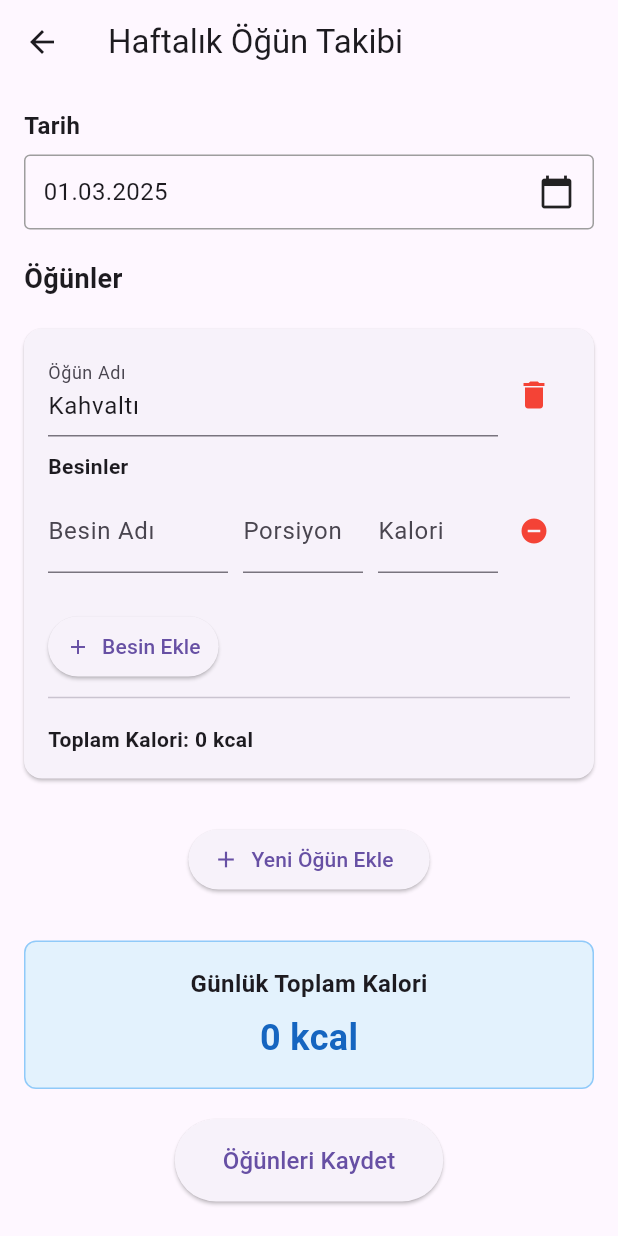
After one commit to oguzhanfatihkucuk/DietApp, a Flutter app: the WeeklyMealFormScreen screen opened directly, on a phone screen of 412 x 824 dp. The commit adds this screen. Run offline on Flutter 3.47's test engine with Material 3 defaults, Android fonts, the light colour scheme and no system bars; our stand-ins replace firebase_auth, firebase_core, firebase_database, shared_preferences; accounts and stored records are empty; generated files the repository leaves out were written again.

Commit message:
Öğün ekleme sayfası olusturuldu.

```diff
--- /dev/null
+++ b/lib/screens/CustomerMealAdd.dart
@@ -0,0 +1,399 @@
+import 'package:flutter/material.dart';
+import 'package:firebase_core/firebase_core.dart';
+import 'package:firebase_database/firebase_database.dart';
+import 'package:intl/intl.dart';
+
+import '../Models/WeeklyMealModel.dart';
+
+
+class WeeklyMealFormScreen extends StatefulWidget {
+  @override
+  _WeeklyMealFormScreenState createState() => _WeeklyMealFormScreenState();
+}
+
+class _WeeklyMealFormScreenState extends State<WeeklyMealFormScreen> {
+  final databaseRef = FirebaseDatabase.instance.ref();
+  final _formKey = GlobalKey<FormState>();
+
+  DateTime selectedDate = DateTime.now();
+
+  // Düzenlenebilir liste - meal state'i tam olarak modele benzetiyoruz
+  List<_EditableMeal> editableMeals = [
+    _EditableMeal(
+        mealName: "Kahvaltı",
+        foods: [_EditableFood(foodName: "", portion: "", calories: 0)]
+    )
+  ];
+
+  String customerID = "QvO2U78xzPZbHTMJd0mouPsZzqA2"; // Örnek kullanıcı ID
+
+  @override
+  Widget build(BuildContext context) {
+    return Scaffold(
+      appBar: AppBar(
+        title: Text('Haftalık Öğün Takibi'),
+      ),
+      body: SingleChildScrollView(
+        padding: EdgeInsets.all(16),
+        child: Form(
+          key: _formKey,
+          child: Column(
+            crossAxisAlignment: CrossAxisAlignment.start,
+            children: [
+              _buildDatePicker(),
+              SizedBox(height: 20),
+              Text(
+                'Öğünler',
+                style: TextStyle(fontSize: 18, fontWeight: FontWeight.bold),
+              ),
+              SizedBox(height: 10),
+              ..._buildMealsList(),
+              SizedBox(height: 20),
+              Center(
+                child: ElevatedButton.icon(
+                  onPressed: _addMeal,
+                  icon: Icon(Icons.add),
+                  label: Text('Yeni Öğün Ekle'),
+                ),
+              ),
+              SizedBox(height: 30),
+              _buildTotalCalories(),
+              SizedBox(height: 20),
+              Center(
+                child: ElevatedButton(
+                  onPressed: _saveMealsToFirebase,
+                  child: Text('Öğünleri Kaydet', style: TextStyle(fontSize: 16)),
+                  style: ElevatedButton.styleFrom(
+                    padding: EdgeInsets.symmetric(horizontal: 32, vertical: 16),
+                  ),
+                ),
+              ),
+            ],
+          ),
+        ),
+      ),
+    );
+  }
+
+  Widget _buildDatePicker() {
+    return Column(
+      crossAxisAlignment: CrossAxisAlignment.start,
+      children: [
+        Text(
+          'Tarih',
+          style: TextStyle(fontSize: 16, fontWeight: FontWeight.bold),
+        ),
+        SizedBox(height: 8),
+        InkWell(
+          onTap: () => _selectDate(context),
+          child: Container(
+            padding: EdgeInsets.symmetric(horizontal: 12, vertical: 12),
+            decoration: BoxDecoration(
+              border: Border.all(color: Colors.grey),
+              borderRadius: BorderRadius.circular(4),
+            ),
+            child: Row(
+              mainAxisAlignment: MainAxisAlignment.spaceBetween,
+              children: [
+                Text(
+                  DateFormat('dd.MM.yyyy').format(selectedDate),
+                  style: TextStyle(fontSize: 16),
+                ),
+                Icon(Icons.calendar_today),
+              ],
+            ),
+          ),
+        ),
+      ],
+    );
+  }
+
+  List<Widget> _buildMealsList() {
+    return editableMeals.asMap().map((index, meal) {
+      return MapEntry(
+        index,
+        _buildMealCard(meal, index),
+      );
+    }).values.toList();
+  }
+
+  Widget _buildMealCard(_EditableMeal meal, int mealIndex) {
+    return Card(
+      margin: EdgeInsets.symmetric(vertical: 10),
+      child: Padding(
+        padding: EdgeInsets.all(16),
+        child: Column(
+          crossAxisAlignment: CrossAxisAlignment.start,
+          children: [
+            Row(
+              mainAxisAlignment: MainAxisAlignment.spaceBetween,
+              children: [
+                Expanded(
+                  child: TextFormField(
+                    initialValue: meal.mealName,
+                    decoration: InputDecoration(labelText: 'Öğün Adı'),
+                    validator: (value) => value!.isEmpty ? 'Öğün adı gerekli' : null,
+                    onChanged: (value) => setState(() {
+                      editableMeals[mealIndex].mealName = value;
+                    }),
+                  ),
+                ),
+                IconButton(
+                  icon: Icon(Icons.delete, color: Colors.red),
+                  onPressed: () => _removeMeal(mealIndex),
+                ),
+              ],
+            ),
+            SizedBox(height: 10),
+            Text(
+              'Besinler',
+              style: TextStyle(fontWeight: FontWeight.bold),
+            ),
+            SizedBox(height: 5),
+            ...meal.foods.asMap().map((foodIndex, food) {
+              return MapEntry(
+                foodIndex,
+                _buildFoodRow(food, mealIndex, foodIndex),
+              );
+            }).values.toList(),
+            SizedBox(height: 15),
+            ElevatedButton.icon(
+              onPressed: () => _addFood(mealIndex),
+              icon: Icon(Icons.add, size: 16),
+              label: Text('Besin Ekle'),
+              style: ElevatedButton.styleFrom(
+                padding: EdgeInsets.symmetric(horizontal: 12, vertical: 8),
+              ),
+            ),
+            Divider(height: 20),
+            Padding(
+              padding: const EdgeInsets.only(top: 8.0),
+              child: Text(
+                'Toplam Kalori: ${_calculateMealCalories(meal)} kcal',
+                style: TextStyle(fontWeight: FontWeight.bold),
+              ),
+            ),
+          ],
+        ),
+      ),
+    );
+  }
+
+  Widget _buildFoodRow(_EditableFood food, int mealIndex, int foodIndex) {
+    return Padding(
+      padding: const EdgeInsets.only(bottom: 10.0),
+      child: Row(
+        children: [
+          Expanded(
+            flex: 3,
+            child: TextFormField(
+              initialValue: food.foodName,
+              decoration: InputDecoration(labelText: 'Besin Adı'),
+              onChanged: (value) => setState(() {
+                editableMeals[mealIndex].foods[foodIndex].foodName = value;
+              }),
+            ),
+          ),
+          SizedBox(width: 10),
+          Expanded(
+            flex: 2,
+            child: TextFormField(
+              initialValue: food.portion,
+              decoration: InputDecoration(labelText: 'Porsiyon'),
+              onChanged: (value) => setState(() {
+                editableMeals[mealIndex].foods[foodIndex].portion = value;
+              }),
+            ),
+          ),
+          SizedBox(width: 10),
+          Expanded(
+            flex: 2,
+            child: TextFormField(
+              initialValue: food.calories > 0 ? food.calories.toString() : '',
+              decoration: InputDecoration(labelText: 'Kalori'),
+              keyboardType: TextInputType.number,
+              onChanged: (value) => setState(() {
+                editableMeals[mealIndex].foods[foodIndex].calories = int.tryParse(value) ?? 0;
+              }),
+            ),
+          ),
+          IconButton(
+            icon: Icon(Icons.remove_circle, color: Colors.red, size: 20),
+            onPressed: () => _removeFood(mealIndex, foodIndex),
+          ),
+        ],
+      ),
+    );
+  }
+
+  Widget _buildTotalCalories() {
+    int totalCalories = editableMeals.fold(0,
+            (sum, meal) => sum + _calculateMealCalories(meal)
+    );
+
+    return Container(
+      width: double.infinity,
+      padding: EdgeInsets.all(16),
+      decoration: BoxDecoration(
+        color: Colors.blue.shade50,
+        borderRadius: BorderRadius.circular(8),
+        border: Border.all(color: Colors.blue.shade200),
+      ),
+      child: Column(
+        children: [
+          Text(
+            'Günlük Toplam Kalori',
+            style: TextStyle(
+              fontSize: 16,
+              fontWeight: FontWeight.bold,
+            ),
+          ),
+          SizedBox(height: 8),
+          Text(
+            '$totalCalories kcal',
+            style: TextStyle(
+              fontSize: 24,
+              fontWeight: FontWeight.bold,
+              color: Colors.blue.shade800,
+            ),
+          ),
+        ],
+      ),
+    );
+  }
+
+  Future<void> _selectDate(BuildContext context) async {
+    final DateTime? picked = await showDatePicker(
+      context: context,
+      initialDate: selectedDate,
+      firstDate: DateTime(2020),
+      lastDate: DateTime(2030),
+    );
+    if (picked != null && picked != selectedDate) {
+      setState(() {
+        selectedDate = picked;
+      });
+    }
+  }
+
+  void _addMeal() {
+    setState(() {
+      editableMeals.add(_EditableMeal(
+          mealName: "",
+          foods: [_EditableFood(foodName: "", portion: "", calories: 0)]
+      ));
+    });
+  }
+
+  void _removeMeal(int index) {
+    if (editableMeals.length > 1) {
+      setState(() {
+        editableMeals.removeAt(index);
+      });
+    } else {
+      ScaffoldMessenger.of(context).showSnackBar(
+        SnackBar(content: Text('En az bir öğün bulunmalıdır')),
+      );
+    }
+  }
+
+  void _addFood(int mealIndex) {
+    setState(() {
+      editableMeals[mealIndex].foods.add(_EditableFood(
+          foodName: "",
+          portion: "",
+          calories: 0
+      ));
+    });
+  }
+
+  void _removeFood(int mealIndex, int foodIndex) {
+    if (editableMeals[mealIndex].foods.length > 1) {
+      setState(() {
+        editableMeals[mealIndex].foods.removeAt(foodIndex);
+      });
+    } else {
+      ScaffoldMessenger.of(context).showSnackBar(
+        SnackBar(content: Text('Her öğünde en az bir besin bulunmalıdır')),
+      );
+    }
+  }
+
+  int _calculateMealCalories(_EditableMeal meal) {
+    return meal.foods.fold(0, (sum, food) => sum + food.calories);
+  }
+
+  // WeeklyMealModel'e dönüştür ve Firebase'e kaydet
+  void _saveMealsToFirebase() {
+    if (_formKey.currentState!.validate()) {
+      try {
+        // Toplam kaloriyi hesapla
+        int totalCaloriesConsumed = editableMeals.fold(0,
+                (sum, meal) => sum + _calculateMealCalories(meal)
+        );
+
+        // Düzenlenebilir formdan Model sınıfına dönüştür
+        List<WeeklyMeal> finalMeals = editableMeals.map((editableMeal) {
+          List<Food> foods = editableMeal.foods.map((editableFood) {
+            return Food(
+                foodName: editableFood.foodName,
+                portion: editableFood.portion,
+                calories: editableFood.calories
+            );
+          }).toList();
+
+          return WeeklyMeal(
+              mealName: editableMeal.mealName,
+              foods: foods,
+              totalCalories: _calculateMealCalories(editableMeal)
+          );
+        }).toList();
+
+        // Final modelini oluştur
+        WeeklyMealModel weeklyMealModel = WeeklyMealModel(
+            date: selectedDate,
+            meals: finalMeals,
+            totalCaloriesConsumed: totalCaloriesConsumed
+        );
+
+        // Firebase Realtime Database'e veri kaydetme
+        databaseRef
+            .child('customer')
+            .child(customerID)
+            .child('weeklyMeals')
+            .push()
+            .set(weeklyMealModel.toJson())
+            .then((_) {
+          ScaffoldMessenger.of(context).showSnackBar(
+              SnackBar(content: Text('Öğünler başarıyla kaydedildi!'))
+          );
+        })
+            .catchError((error) {
+          ScaffoldMessenger.of(context).showSnackBar(
+              SnackBar(content: Text('Hata: $error'))
+          );
+        });
+      } catch (e) {
+        ScaffoldMessenger.of(context).showSnackBar(
+            SnackBar(content: Text('Bir hata oluştu: $e'))
+        );
+      }
+    }
+  }
+}
+
+// Form düzenleme için yardımcı sınıflar
+class _EditableMeal {
+  String mealName;
+  List<_EditableFood> foods;
+
+  _EditableMeal({required this.mealName, required this.foods});
+}
+
+class _EditableFood {
+  String foodName;
+  String portion;
+  int calories;
+
+  _EditableFood({required this.foodName, required this.portion, required this.calories});
+}
```
Also changed, not shown: lib/Models/CustomerModel.dart (+6 -1 lines), lib/screens/MainScreen.dart (+8 -8 lines), lib/screens/loginScreen.dart (+17 -25 lines).
